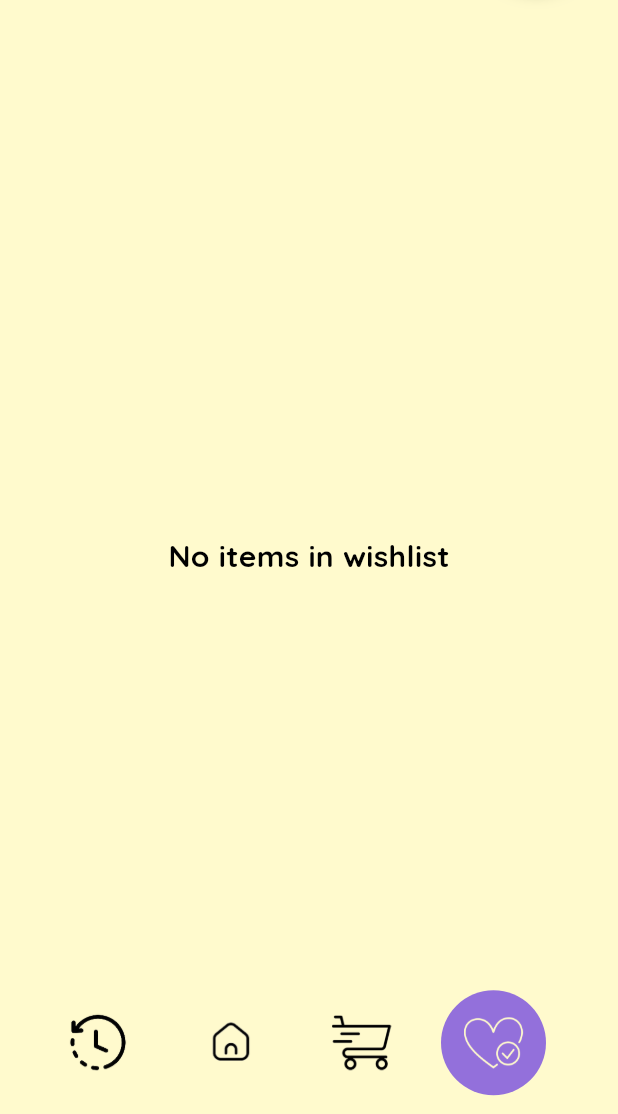
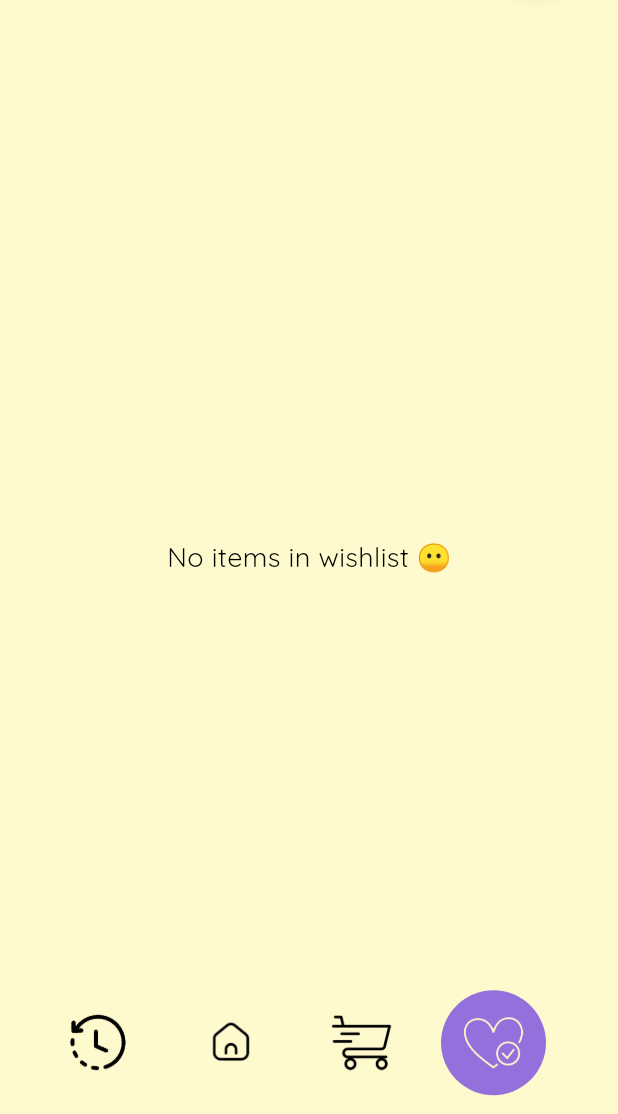
Before and after one commit to micckey/PassionPicks, a Flutter app: the NavBarPage screen opened directly, swiped to page 4, on a phone screen of 412 x 824 dp, the part 122-1236 px from its top. Run offline on Flutter 3.47's test engine with Material 3 defaults, Android fonts, the phone set to English and light mode, and no system bars; our stand-ins replace carousel_slider, get, loading_animation_widget, shared_preferences; accounts and stored records are empty; network calls fail.

Commit message:
cart items

```diff
--- a/lib/views/nav_bar_pages/cart_page.dart
+++ b/lib/views/nav_bar_pages/cart_page.dart
@@ -25,9 +25,9 @@ class CartPage extends StatelessWidget {
             if (cartController.cartProducts.isEmpty) {
               return Center(
                 child: MyTextWidget(
-                  myText: 'No items in cart',
-                  fontSize: 20.0,
-                  fontWeight: FontWeight.bold,
+                  myText: 'No items in cart \u{1F636}',
+                  fontSize: 18.0,
+                  fontWeight: FontWeight.normal,
                   fontColor: AppColors.menuTextColor,
                 ),
               );
--- a/lib/views/nav_bar_pages/wishlist_page.dart
+++ b/lib/views/nav_bar_pages/wishlist_page.dart
@@ -27,9 +27,9 @@ class WishListPage extends StatelessWidget {
             if (wishlistController.wishlistProducts.isEmpty) {
               return Center(
                 child: MyTextWidget(
-                  myText: 'No items in wishlist',
-                  fontSize: 20.0,
-                  fontWeight: FontWeight.bold,
+                  myText: 'No items in wishlist \u{1F636}',
+                  fontSize: 18.0,
+                  fontWeight: FontWeight.normal,
                   fontColor: AppColors.menuTextColor,
                 ),
               );
```
Also changed, not shown: lib/views/nav_bar_pages/history_page.dart (+6 -1 lines), lib/views/nav_bar_pages/home_page.dart (+8 -1 lines).
